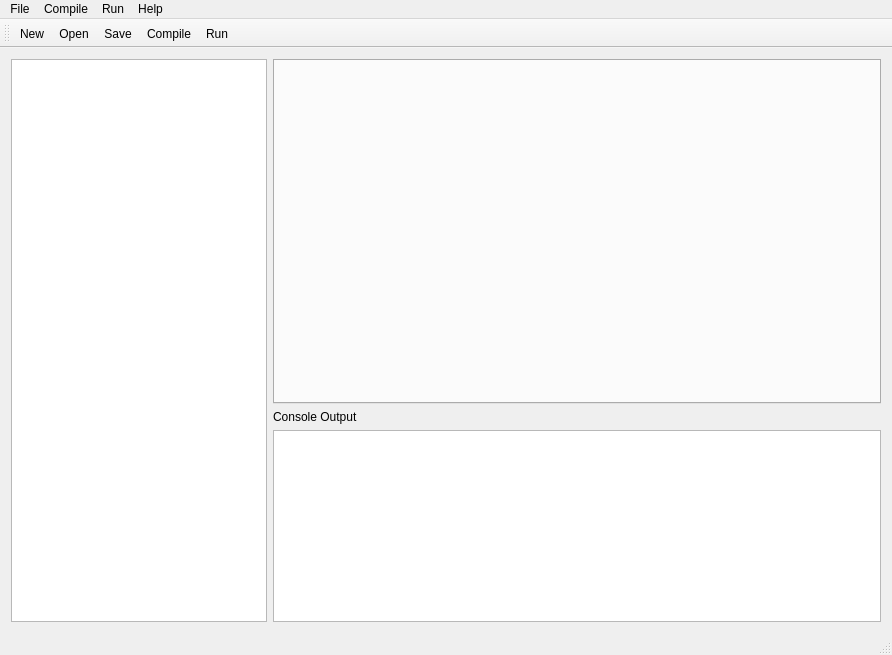
Old version of the form mainwindow.ui in the repository RunheZH/SCAPES.
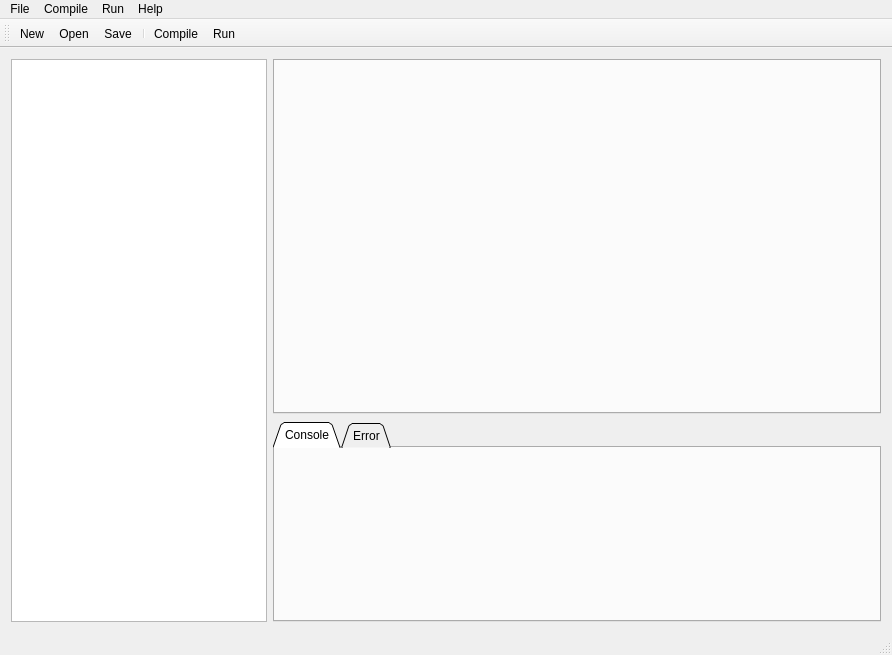
New version of the form. Icons and pictures are not drawn.

The edit to the form file:
```diff
--- a/mainwindow.ui
+++ b/mainwindow.ui
@@ -54,27 +54,39 @@
     </item>
     <item row="1" column="1">
      <layout class="QVBoxLayout" name="verticalLayout_2">
+      <property name="topMargin">
+       <number>2</number>
+      </property>
       <item>
-       <widget class="QLabel" name="label">
+       <widget class="QTabWidget" name="outputWidget">
         <property name="sizePolicy">
-         <sizepolicy hsizetype="Preferred" vsizetype="Fixed">
+         <sizepolicy hsizetype="Expanding" vsizetype="Minimum">
           <horstretch>0</horstretch>
           <verstretch>0</verstretch>
          </sizepolicy>
         </property>
-        <property name="text">
-         <string>Console Output</string>
+        <property name="minimumSize">
+         <size>
+          <width>0</width>
+          <height>200</height>
+         </size>
         </property>
-       </widget>
-      </item>
-      <item>
-       <widget class="QTextEdit" name="consoleText">
-        <property name="sizePolicy">
-         <sizepolicy hsizetype="Expanding" vsizetype="Fixed">
-          <horstretch>0</horstretch>
-          <verstretch>0</verstretch>
-         </sizepolicy>
+        <property name="tabShape">
+         <enum>QTabWidget::Triangular</enum>
         </property>
+        <property name="currentIndex">
+         <number>0</number>
+        </property>
+        <widget class="QWidget" name="consoleTab">
+         <attribute name="title">
+          <string>Console</string>
+         </attribute>
+        </widget>
+        <widget class="QWidget" name="errorTab">
+         <attribute name="title">
+          <string>Error</string>
+         </attribute>
+        </widget>
        </widget>
       </item>
      </layout>
@@ -129,11 +141,12 @@
     <enum>TopToolBarArea</enum>
    </attribute>
    <attribute name="toolBarBreak">
-    <bool>false</bool>
+    <bool>true</bool>
    </attribute>
    <addaction name="actionNew"/>
    <addaction name="actionOpen"/>
    <addaction name="actionSave"/>
+   <addaction name="separator"/>
    <addaction name="actionCompile"/>
    <addaction name="actionRun"/>
   </widget>
```
Left out of the diff: 32 changed lines with no effect on the pictures.
